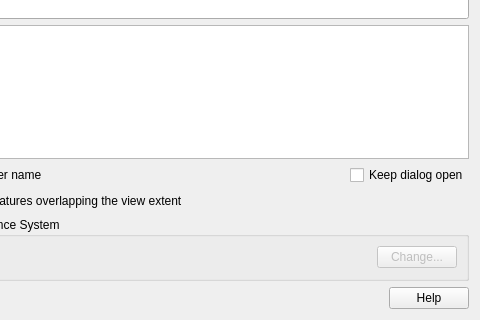
Old version of the form src/ui/qgswfssourceselectbase.ui in the repository qgis/QGIS; both pictures show x 112 to 592 and y 119 to 439 of the 592 by 439 pixel window.
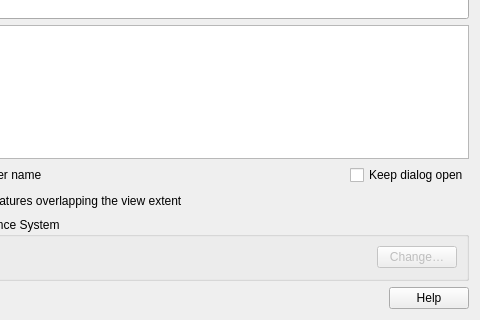
New version of the form.

Patch:
```diff
--- a/src/ui/qgswfssourceselectbase.ui
+++ b/src/ui/qgswfssourceselectbase.ui
@@ -231,7 +231,7 @@
          <bool>false</bool>
         </property>
         <property name="text">
-         <string>Change...</string>
+         <string>Change…</string>
         </property>
        </widget>
       </item>
```
